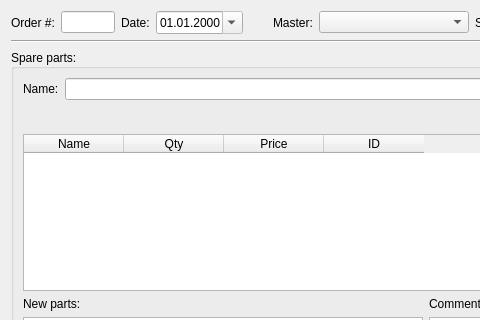
Above: RepairCenter/editpartsrequest.ui from Feo-d-oR/YARC before the change; both pictures show x 0 to 480 and y 0 to 320 of the 674 by 475 pixel window. Below: the same form after it.
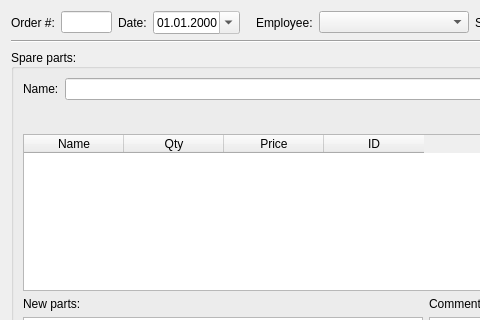
That is the form after the change. Icons and pictures are not drawn.

The edit to the form file:
```diff
--- a/RepairCenter/editpartsrequest.ui
+++ b/RepairCenter/editpartsrequest.ui
@@ -81,7 +81,7 @@
      <item alignment="Qt::AlignRight">
       <widget class="QLabel" name="label_3">
        <property name="text">
-        <string>Master:</string>
+        <string>Employee:</string>
        </property>
       </widget>
      </item>
```
